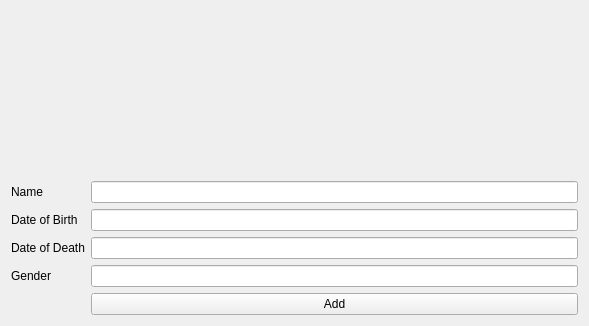
karigeir/Skil3, file SkilThrju-rett/addscientist.ui: the form before one commit.
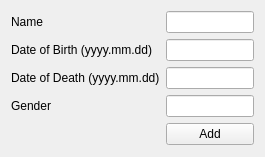
The form after the commit.

Diff of the .ui file:
```diff
--- a/SkilThrju-rett/addscientist.ui
+++ b/SkilThrju-rett/addscientist.ui
@@ -6,68 +6,61 @@
    <rect>
     <x>0</x>
     <y>0</y>
+    <width>265</width>
+    <height>157</height>
+   </rect>
+  </property>
+  <property name="maximumSize">
+   <size>
     <width>589</width>
     <height>326</height>
-   </rect>
+   </size>
   </property>
   <property name="windowTitle">
    <string>Form</string>
   </property>
-  <layout class="QFormLayout" name="formLayout">
-   <item row="5" column="1">
+  <layout class="QGridLayout" name="gridLayout">
+   <item row="1" column="1">
     <widget class="QLineEdit" name="ScientistName_lineEdit"/>
    </item>
-   <item row="7" column="1">
+   <item row="3" column="1">
+    <widget class="QLineEdit" name="ScientistDOB_lineEdit"/>
+   </item>
+   <item row="5" column="1">
     <widget class="QLineEdit" name="ScientistDOD_lineEdit"/>
    </item>
-   <item row="9" column="1">
+   <item row="7" column="1">
     <widget class="QLineEdit" name="ScientistGender_lineEdit"/>
    </item>
-   <item row="6" column="1">
-    <widget class="QLineEdit" name="ScientistDOB_lineEdit"/>
-   </item>
-   <item row="10" column="1">
+   <item row="8" column="1">
     <widget class="QPushButton" name="AddScientist_pushButton">
      <property name="text">
       <string>Add</string>
      </property>
     </widget>
    </item>
-   <item row="3" column="1">
-    <spacer name="verticalSpacer">
-     <property name="orientation">
-      <enum>Qt::Vertical</enum>
-     </property>
-     <property name="sizeHint" stdset="0">
-      <size>
-       <width>20</width>
-       <height>40</height>
-      </size>
-     </property>
-    </spacer>
-   </item>
-   <item row="6" column="0">
-    <widget class="QLabel" name="label_2">
-     <property name="text">
-      <string>Date of Birth</string>
-     </property>
-    </widget>
-   </item>
-   <item row="7" column="0">
-    <widget class="QLabel" name="label_3">
-     <property name="text">
-      <string>Date of Death</string>
-     </property>
-    </widget>
-   </item>
-   <item row="5" column="0">
+   <item row="1" column="0">
     <widget class="QLabel" name="label">
      <property name="text">
       <string>Name</string>
      </property>
     </widget>
    </item>
-   <item row="9" column="0">
+   <item row="3" column="0">
+    <widget class="QLabel" name="label_2">
+     <property name="text">
+      <string>Date of Birth (yyyy.mm.dd)</string>
+     </property>
+    </widget>
+   </item>
+   <item row="5" column="0">
+    <widget class="QLabel" name="label_3">
+     <property name="text">
+      <string>Date of Death (yyyy.mm.dd)</string>
+     </property>
+    </widget>
+   </item>
+   <item row="7" column="0">
     <widget class="QLabel" name="label_4">
      <property name="text">
       <string>Gender</string>
```
Left out of the diff: 4 changed lines with no effect on the pictures.
